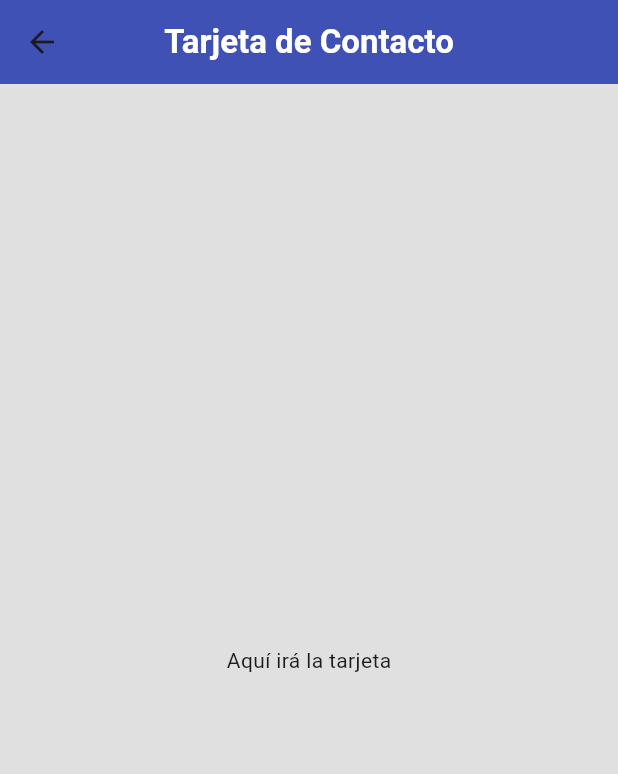
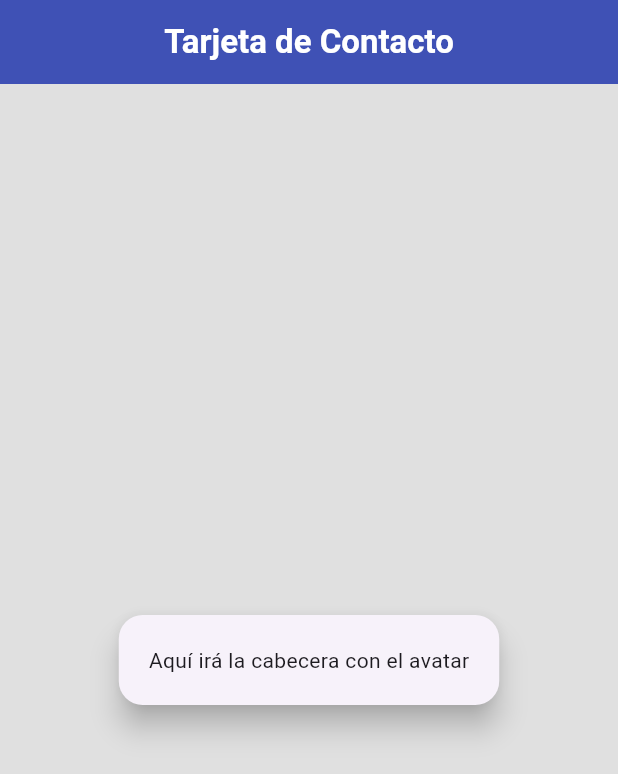
Before and after one commit to nallely-lopez/Dev_Aplication_Proyect1, a Flutter app: the PantallaPerfil screen opened directly, on a phone screen of 412 x 824 dp. Shown: the top 774 px of the screen. Run offline on Flutter 3.47's test engine with Material 3 defaults, Android fonts, the phone set to English and light mode, and no system bars.

Commit message:
Se creó la estructura del body dentro del archivo practica_2.dart

```diff
--- a/lib/main.dart
+++ b/lib/main.dart
@@ -12,7 +12,7 @@ class MyApp extends StatelessWidget {
   Widget build(BuildContext context) {
     return const MaterialApp(
       debugShowCheckedModeBanner: false,
-      home: Prueba(),
+      home: PantallaPerfil(),
     );
   }
 }
--- a/lib/practica_2.dart
+++ b/lib/practica_2.dart
@@ -18,8 +18,25 @@ class PantallaPerfil extends StatelessWidget {
         centerTitle: true,
         backgroundColor: Colors.indigo,
       ),
-      body: const Center(
-        child: Text('Aquí irá la tarjeta'),
+      body: Center(
+        child: Padding(
+          padding: const EdgeInsets.all(16.0), // Margen exterior respecto a los bordes de la pantalla
+          child: Card(
+            elevation: 8, // Sombra que genera el efecto flotante
+            shape: RoundedRectangleBorder( // Forma de la tarjeta
+                borderRadius: BorderRadius.circular(16), // Bordes redondeados
+              ),
+            child: const Padding(
+                padding: EdgeInsets.all(20.0), // Margen interno de la tarjeta
+               child: Column(
+                  mainAxisSize: MainAxisSize.min, // La tarjeta solo ocupa el alto que necesita
+                  children: [
+                    Text('Aquí irá la cabecera con el avatar'),
+                  ],
+               ),
+            ),
+          ),
+        ),
       ),
     );
   }
```
